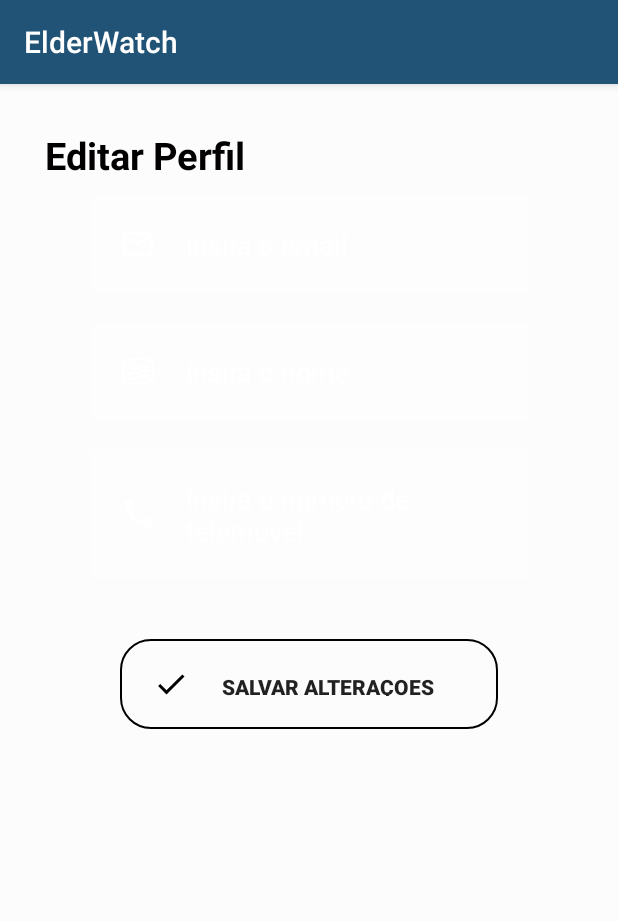
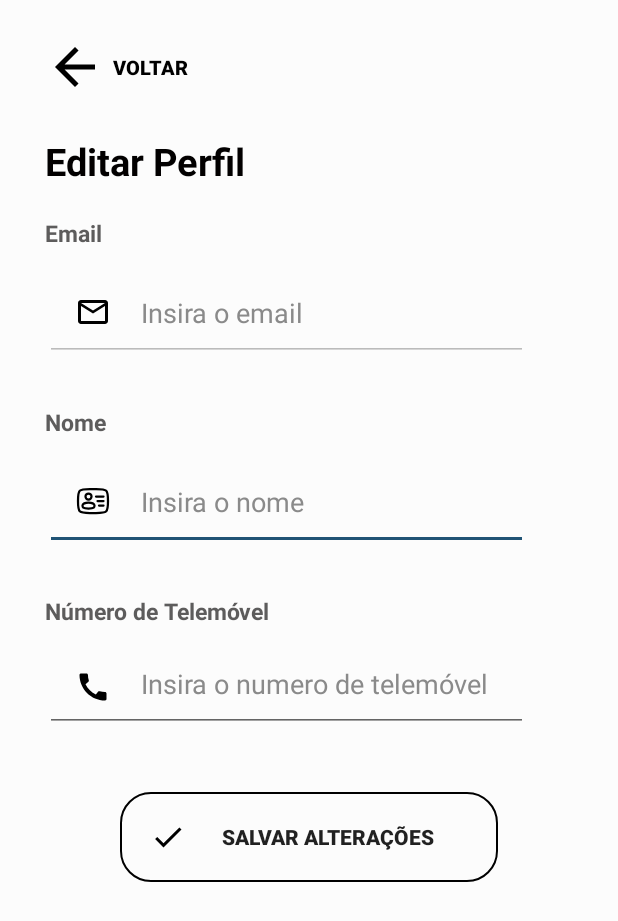
Before and after one commit to GVarelaa/ProjetoSA, an Android app: the fragment EditProfileFragment shown on its own in the app's theme, on a phone screen of 412 x 824 dp. Shown: the top 921 px of the screen. Run offline under Robolectric (Android 15) with nearby library versions, the phone set to English and light mode, and no system bars; our stand-ins replace Firebase (no records; nobody signed in at launch, a user with empty details on screens opened directly).

Commit message:
edit profile done

```diff
--- a/app/src/main/java/com/example/elderwatch/ui/settings/EditProfileFragment.kt
+++ b/app/src/main/java/com/example/elderwatch/ui/settings/EditProfileFragment.kt
@@ -5,8 +5,12 @@ import androidx.fragment.app.Fragment
 import android.view.LayoutInflater
 import android.view.View
 import android.view.ViewGroup
+import android.widget.Button
 import android.widget.EditText
+import android.widget.ImageButton
 import android.widget.Toast
+import androidx.lifecycle.ViewModelProvider
+import androidx.navigation.fragment.findNavController
 import com.example.elderwatch.R
 
 class EditProfileFragment : Fragment() {
@@ -22,11 +26,19 @@ class EditProfileFragment : Fragment() {
         container: ViewGroup?,
         savedInstanceState: Bundle?
     ): View? {
-        val view = inflater.inflate(R.layout.fragment_edit_profile, container, false)
+        return inflater.inflate(R.layout.fragment_edit_profile, container, false)
+    }
 
+    override fun onViewCreated(view: View, savedInstanceState: Bundle?) {
+        super.onViewCreated(view, savedInstanceState)
+
+        viewModel = ViewModelProvider(this)[EditProfileViewModel::class.java]
+
+        val backButton = view.findViewById<Button>(R.id.backButton)
         val emailEditText = view.findViewById<EditText>(R.id.email)
         val nameEditText = view.findViewById<EditText>(R.id.name)
         val phoneEditText = view.findViewById<EditText>(R.id.phone)
+        val saveButton = view.findViewById<Button>(R.id.savebtn)
 
         viewModel.userProfile.observe(viewLifecycleOwner) { data ->
             data["error"]?.let { error ->
@@ -41,7 +53,21 @@ class EditProfileFragment : Fragment() {
         // Make the email field non-editable
         emailEditText.isEnabled = false
 
-        return view
+        saveButton.setOnClickListener {
+            saveUserProfile(
+                nameEditText.text.toString(),
+                phoneEditText.text.toString()
+            )
+        }
+
+        backButton.setOnClickListener {
+            findNavController().navigate(R.id.action_editProfileFragment_to_settingsFragment)
+        }
     }
 
+    private fun saveUserProfile(name: String, phone: String) {
+        viewModel.saveUserProfile(name, phone)
+        Toast.makeText(context, "Alterações efetuadas com sucesso!", Toast.LENGTH_SHORT).show()
+        findNavController().navigate(R.id.action_editProfileFragment_to_settingsFragment)
+    }
 }
--- a/app/src/main/java/com/example/elderwatch/ui/settings/EditProfileViewModel.kt
+++ b/app/src/main/java/com/example/elderwatch/ui/settings/EditProfileViewModel.kt
@@ -38,15 +38,15 @@ class EditProfileViewModel : ViewModel() {
     fun saveUserProfile(name: String, phone: String) {
         val user = auth.currentUser
         user?.let { firebaseUser ->
-            val userMap = mapOf(
+            val userUpdates = mapOf(
                 "name" to name,
                 "phone" to phone
             )
-            db.collection("users").document(firebaseUser.uid).set(userMap)
+            db.collection("users").document(firebaseUser.uid).update(userUpdates)
                 .addOnSuccessListener {
-                    userProfile.postValue(userMap)
-                }.addOnFailureListener {
-                    userProfile.postValue(mapOf("error" to "Failed to save user profile"))
+                    userProfile.postValue(userUpdates)
+                }.addOnFailureListener { e ->
+                    userProfile.postValue(mapOf("error" to "Failed to save user profile: ${e.message}"))
                 }
         }
     }
--- a/app/src/main/res/layout/fragment_edit_profile.xml
+++ b/app/src/main/res/layout/fragment_edit_profile.xml
@@ -2,6 +2,7 @@
 <ScrollView
     xmlns:android="http://schemas.android.com/apk/res/android"
     xmlns:app="http://schemas.android.com/apk/res-auto"
+    xmlns:tools="http://schemas.android.com/tools"
     android:layout_width="match_parent"
     android:layout_height="match_parent"
     android:background="@color/contentBodyColor">
@@ -13,63 +14,89 @@
         android:orientation="vertical"
         android:padding="30dp">
 
+        <Button
+            android:id="@+id/backButton"
+            android:background="?attr/selectableItemBackgroundBorderless"
+            android:layout_width="100dp"
+            android:layout_height="50dp"
+            android:layout_marginTop="-10dp"
+            android:layout_marginBottom="20dp"
+            android:drawableStart="@drawable/ic_arrow"
+            android:drawableTint="@color/black"
+            android:textSize="13sp"
+            android:textStyle="bold"
+            android:textColor="@color/black"
+            android:text="VOLTAR"/>
+
         <TextView
             style="@style/viewParent.headerText"
             android:text="Editar Perfil" />
+
+        <TextView
+            style="@style/viewParent.headerText.settingsMiniTitle"
+            android:text="Email" />
 
         <EditText
             android:id="@+id/email"
             android:layout_width="match_parent"
             android:layout_height="wrap_content"
-            android:layout_marginStart="30dp"
             android:layout_marginTop="10dp"
             android:layout_marginEnd="30dp"
             android:layout_marginBottom="10dp"
-            android:background="#30ffffff"
             android:drawableLeft="@drawable/ic_email"
             android:drawablePadding="20dp"
+            android:drawableTint="@color/black"
             android:ems="10"
             android:hint="Insira o email"
             android:padding="20dp"
-            android:textColor="@color/white"
-            android:textColorHint="@color/white" />
+            android:textColor="@color/black"
+            android:textColorHint="@color/unselected_color"
+            android:tint="@color/black" />
+
+        <TextView
+            style="@style/viewParent.headerText.settingsMiniTitle"
+            android:text="Nome" />
 
         <EditText
             android:id="@+id/name"
             android:layout_width="match_parent"
             android:layout_height="wrap_content"
-            android:layout_marginStart="30dp"
             android:layout_marginTop="10dp"
             android:layout_marginEnd="30dp"
             android:layout_marginBottom="10dp"
-            android:background="#30ffffff"
             android:drawableLeft="@drawable/ic_name"
             android:drawablePadding="20dp"
+            android:drawableTint="@color/black"
             android:ems="10"
             android:hint="Insira o nome"
             android:padding="20dp"
-            android:textColor="@color/white"
-            android:textColorHint="@color/white" />
+            android:textColor="@color/black"
+            android:textColorHint="@color/unselected_color"
+            android:tint="@color/black" />
+
+        <TextView
+            style="@style/viewParent.headerText.settingsMiniTitle"
+            android:text="Número de Telemóvel" />
 
         <EditText
             android:id="@+id/phone"
             android:layout_width="match_parent"
-            android:layout_height="wrap_content"
-            android:layout_marginStart="30dp"
+            android:layout_height="60dp"
             android:layout_marginTop="10dp"
             android:layout_marginEnd="30dp"
             android:layout_marginBottom="10dp"
-            android:background="#30ffffff"
             android:drawableLeft="@drawable/ic_phone"
             android:drawablePadding="20dp"
+            android:drawableTint="@color/black"
             android:ems="10"
-            android:hint="Insira o numero de telemovel"
+            android:hint="Insira o numero de telemóvel"
             android:padding="20dp"
-            android:textColor="@color/white"
-            android:textColorHint="@color/white" />
+            android:textColor="@color/black"
+            android:textColorHint="@color/unselected_color"
+            android:tint="@color/black" />
 
         <Button
-            android:id="@+id/guardarbtn"
+            android:id="@+id/savebtn"
             android:background="@drawable/outlined_dark_button"
             android:layout_width="match_parent"
             android:layout_height="60dp"
@@ -78,10 +105,10 @@
             android:layout_marginStart="50dp"
             android:layout_marginEnd="50dp"
             android:drawableLeft="@drawable/ic_check"
-            android:padding="22dp"
+            android:padding="20dp"
             android:textSize="14sp"
             android:textStyle="bold"
-            android:text="Salvar Alteraçoes" />
+            android:text="Salvar Alterações" />
 
     </LinearLayout>
 
--- a/app/src/main/res/navigation/mobile_navigation.xml
+++ b/app/src/main/res/navigation/mobile_navigation.xml
@@ -39,4 +39,8 @@
         android:id="@+id/action_settingsFragment_to_editProfileFragment"
         app:destination="@id/navigation_editprofile" />
 
+    <action
+        android:id="@+id/action_editProfileFragment_to_settingsFragment"
+        app:destination="@id/navigation_settings" />
+
 </navigation>
--- a/app/src/main/res/values/styles.xml
+++ b/app/src/main/res/values/styles.xml
@@ -1,7 +1,7 @@
 <resources>
 
     <!-- Base application theme. -->
-    <style name="AppTheme" parent="Theme.AppCompat.Light.DarkActionBar">
+    <style name="AppTheme" parent="Theme.AppCompat.Light.NoActionBar">
         <item name="colorPrimary">@color/colorPrimary</item>
         <item name="colorPrimaryDark">@color/colorPrimaryDark</item>
         <item name="colorAccent">@color/colorAccent</item>
```
